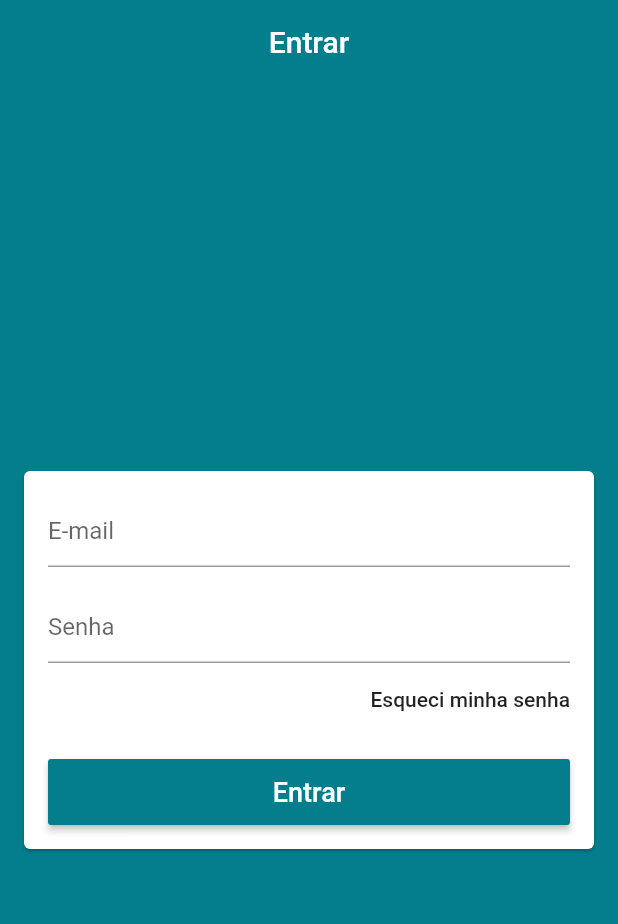
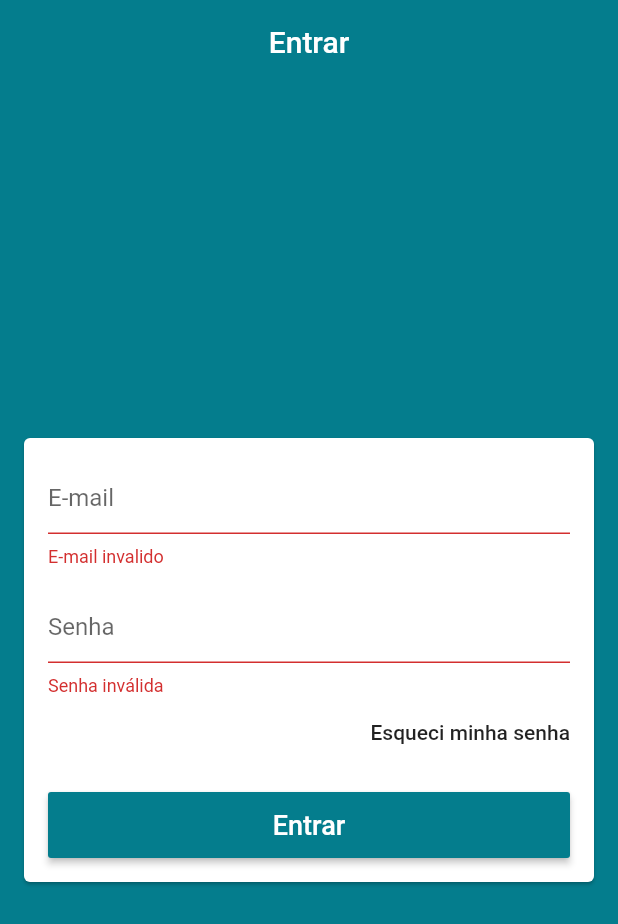
Before and after one commit to JonathanNelso/loja_virtual, a Flutter app: the screen it shows after launch, after a tap on "Entrar", on a phone screen of 412 x 824 dp. Shown: the top 924 px of the screen. Run offline on Flutter 3.47's test engine with Material 2 defaults, Android fonts, the phone set to English and light mode, and no system bars.

```diff
--- /dev/null
+++ b/lib/helpers/validators.dart
@@ -0,0 +1,5 @@
+bool emailValid(String email){
+  final RegExp regex = RegExp(
+    r"^(([^<>()[\]\\.,;:\s@\']+(\.[^<>()[\]\\.,;:\s@\']+)*)|(\'.+\'))@((\[[0-9]{1,3}\.[0-9]{1,3}\.[0-9]{1,3}\.[0-9]{1,3}\])|(([a-zA-Z\-0-9]+\.)+[a-zA-Z]{2,}))$");
+    return regex.hasMatch(email);
+}
--- a/lib/screens/login/login_screen.dart
+++ b/lib/screens/login/login_screen.dart
@@ -1,6 +1,13 @@
 import 'package:flutter/material.dart';
+import 'package:loja_virtual/helpers/validators.dart';
 
 class LoginScreen extends StatelessWidget {
+
+  final TextEditingController emailController = TextEditingController();
+  final TextEditingController passController = TextEditingController();
+
+  final GlobalKey<FormState> formKey = GlobalKey<FormState>();
+
   @override
   Widget build(BuildContext context) {
     return Scaffold(
@@ -11,20 +18,27 @@ class LoginScreen extends StatelessWidget {
       body: Center(
         child: Card(
           margin: const EdgeInsets.symmetric(horizontal: 16),
+          child: Form(
+            key: formKey,
             child: ListView(
               padding: const EdgeInsets.all(16),
               shrinkWrap: true,
               children: <Widget>[
                 TextFormField(
+                  controller: emailController,
                   decoration: const InputDecoration(hintText: 'E-mail'),
                   keyboardType: TextInputType.emailAddress,
                   autocorrect: false,
                   validator: (email){
+                    if(!emailValid(email))
+                      return 'E-mail invalido';
                     return null;
+
                   },
                 ),
                 const SizedBox(height: 16,),
                 TextFormField(
+                  controller: passController,
                   decoration: const InputDecoration(hintText: 'Senha'),
                   autocorrect: false,
                   obscureText: true,
@@ -51,7 +65,9 @@ class LoginScreen extends StatelessWidget {
                   height: 44,
                   child: RaisedButton(
                    onPressed: (){
-
+                     if(formKey.currentState.validate()){
+                       print(emailController.text);
+                     }
                    },
                    color: Theme.of(context).primaryColor,
                    textColor: Colors.white,
@@ -64,6 +80,7 @@ class LoginScreen extends StatelessWidget {
                  ),
                 )
               ],
+            )
           ),
         ),
       ),
```
Lines whose indentation alone changed are shown as unchanged.
